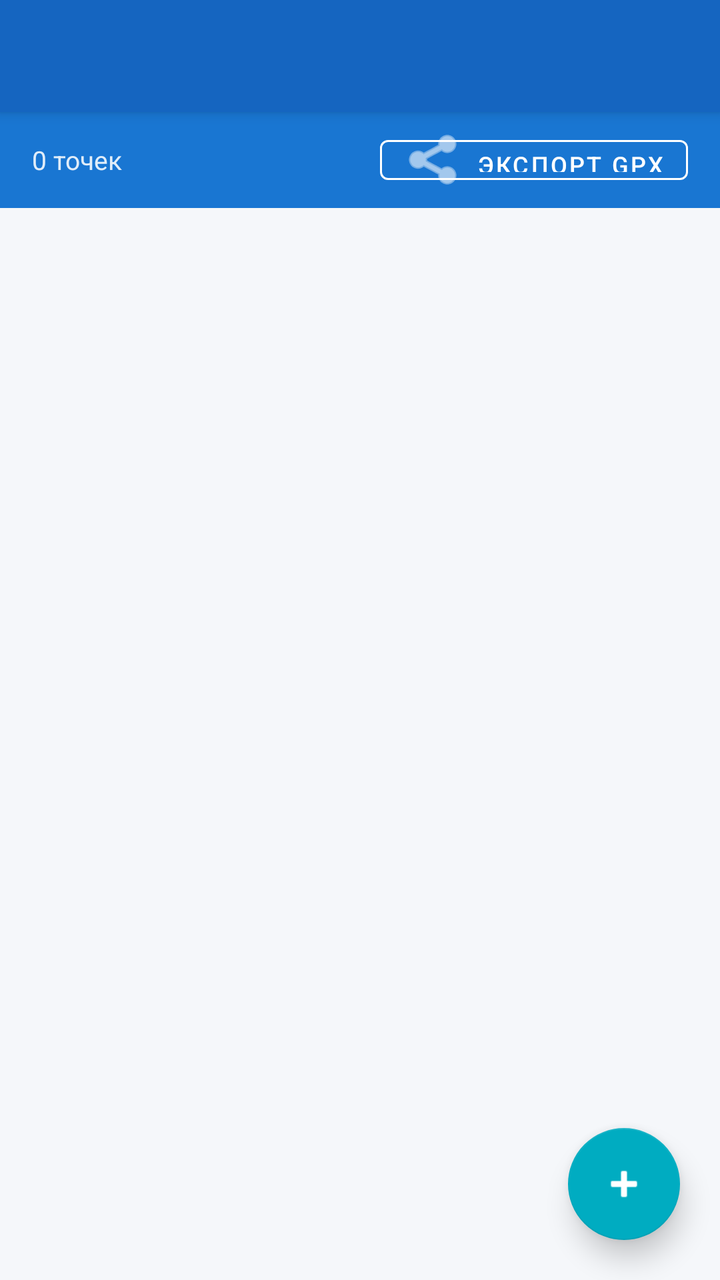
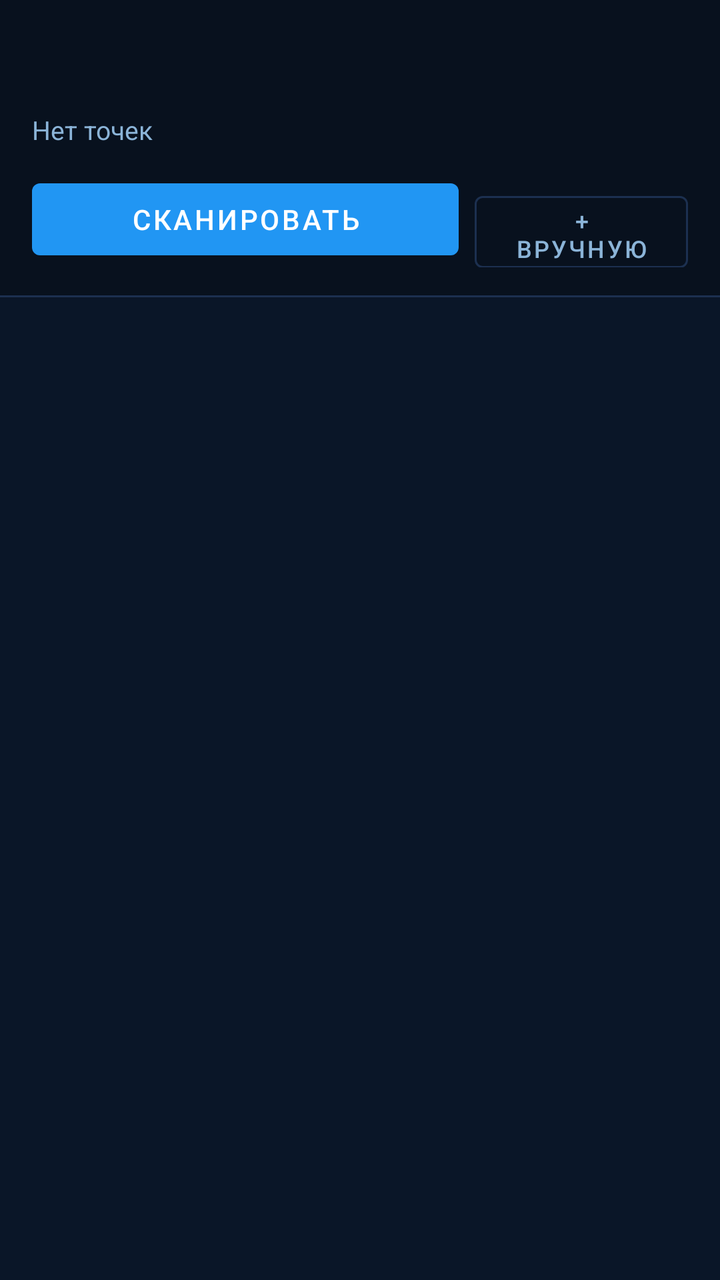

The first picture is an Android layout as it rendered before a commit; the second is the same layout after the commit. The layout source and the unified diff follow.
<!-- AndroidManifest.xml: application theme Theme.CoordScanner -->
<!-- res/layout/activity_main.xml -->
<?xml version="1.0" encoding="utf-8"?>
<androidx.coordinatorlayout.widget.CoordinatorLayout
    xmlns:android="http://schemas.android.com/apk/res/android"
    xmlns:app="http://schemas.android.com/apk/res-auto"
    android:layout_width="match_parent"
    android:layout_height="match_parent"
    android:background="@color/surface">

    <com.google.android.material.appbar.AppBarLayout
        android:layout_width="match_parent"
        android:layout_height="wrap_content"
        android:elevation="4dp">

        <androidx.appcompat.widget.Toolbar
            android:id="@+id/toolbar"
            android:layout_width="match_parent"
            android:layout_height="?attr/actionBarSize"
            android:background="@color/primary"
            android:paddingHorizontal="4dp"
            app:titleTextColor="@color/white"
            app:subtitleTextColor="#AAFFFFFF" />
    </com.google.android.material.appbar.AppBarLayout>

    <LinearLayout
        android:layout_width="match_parent"
        android:layout_height="match_parent"
        android:orientation="vertical"
        app:layout_behavior="@string/appbar_scrolling_view_behavior">

        
        <LinearLayout
            android:id="@+id/statsBar"
            android:layout_width="match_parent"
            android:layout_height="wrap_content"
            android:orientation="horizontal"
            android:background="@color/primary_variant"
            android:paddingHorizontal="16dp"
            android:paddingVertical="8dp"
            android:gravity="center_vertical">

            <TextView
                android:id="@+id/tvPointCount"
                android:layout_width="0dp"
                android:layout_height="wrap_content"
                android:layout_weight="1"
                android:text="0 точек"
                android:textColor="#DDFFFFFF"
                android:textSize="13sp" />

            <com.google.android.material.button.MaterialButton
                android:id="@+id/btnExportBar"
                style="@style/Widget.MaterialComponents.Button.OutlinedButton"
                android:layout_width="wrap_content"
                android:layout_height="32dp"
                android:text="Экспорт GPX"
                android:textColor="@color/white"
                android:textSize="12sp"
                android:paddingHorizontal="12dp"
                app:strokeColor="@color/white"
                app:iconTint="@color/white"
                app:icon="@android:drawable/ic_menu_share" />
        </LinearLayout>

        
        <FrameLayout
            android:layout_width="match_parent"
            android:layout_height="match_parent">

            <androidx.recyclerview.widget.RecyclerView
                android:id="@+id/recyclerView"
                android:layout_width="match_parent"
                android:layout_height="match_parent"
                android:paddingVertical="8dp"
                android:clipToPadding="false" />

            
            <LinearLayout
                android:id="@+id/emptyState"
                android:layout_width="wrap_content"
                android:layout_height="wrap_content"
                android:layout_gravity="center"
                android:orientation="vertical"
                android:gravity="center"
                android:visibility="gone">

                <TextView
                    android:layout_width="wrap_content"
                    android:layout_height="wrap_content"
                    android:text="📍"
                    android:textSize="48sp" />

                <TextView
                    android:layout_width="wrap_content"
                    android:layout_height="wrap_content"
                    android:text="Нет точек"
                    android:textAppearance="?attr/textAppearanceTitleMedium"
                    android:textColor="#9E9E9E"
                    android:layout_marginTop="8dp" />

                <TextView
                    android:layout_width="wrap_content"
                    android:layout_height="wrap_content"
                    android:text="Нажмите + чтобы добавить"
                    android:textAppearance="?attr/textAppearanceBodySmall"
                    android:textColor="#BDBDBD" />
            </LinearLayout>
        </FrameLayout>
    </LinearLayout>

    
    <com.google.android.material.floatingactionbutton.FloatingActionButton
        android:id="@+id/fab"
        android:layout_width="wrap_content"
        android:layout_height="wrap_content"
        android:layout_gravity="bottom|end"
        android:layout_margin="20dp"
        android:contentDescription="@string/add_point"
        app:backgroundTint="@color/secondary"
        app:tint="@color/white"
        app:srcCompat="@android:drawable/ic_input_add"
        app:elevation="8dp" />

</androidx.coordinatorlayout.widget.CoordinatorLayout>
<!-- resources referenced by this layout -->
<resources>
  <color name="primary">#1565C0</color>
  <color name="primary_variant">#1976D2</color>
  <color name="secondary">#00ACC1</color>
  <color name="surface">#F5F7FA</color>
  <color name="white">#FFFFFF</color>
  <string name="add_point">Добавить точку</string>
  <style name="Theme.CoordScanner" parent="Theme.MaterialComponents.DayNight.NoActionBar">
          <item name="colorPrimary">@color/primary</item>
          <item name="colorPrimaryVariant">@color/primary_dark</item>
          <item name="colorOnPrimary">@color/on_primary</item>
          <item name="colorSecondary">@color/secondary</item>
          <item name="colorSecondaryVariant">@color/secondary_variant</item>
          <item name="colorOnSecondary">@color/white</item>
          <item name="android:statusBarColor">@color/primary_dark</item>
          <item name="android:windowBackground">@color/surface</item>
          <item name="materialCardViewStyle">@style/CardStyle</item>
      </style>
  <color name="primary_dark">#0D47A1</color>
  <color name="on_primary">#FFFFFF</color>
  <color name="secondary_variant">#00838F</color>
  <style name="CardStyle" parent="Widget.MaterialComponents.CardView">
          <item name="cardElevation">3dp</item>
          <item name="cardCornerRadius">12dp</item>
          <item name="android:layout_marginBottom">4dp</item>
      </style>
</resources>

<!-- the commit's change to res/layout/activity_main.xml (unified diff, before → after) -->
@@ -4,64 +4,84 @@
     xmlns:app="http://schemas.android.com/apk/res-auto"
     android:layout_width="match_parent"
     android:layout_height="match_parent"
-    android:background="@color/surface">
+    android:background="@color/navy_bg">
 
     <com.google.android.material.appbar.AppBarLayout
         android:layout_width="match_parent"
         android:layout_height="wrap_content"
-        android:elevation="4dp">
+        android:background="@color/navy_deep"
+        app:elevation="0dp">
 
         <androidx.appcompat.widget.Toolbar
             android:id="@+id/toolbar"
             android:layout_width="match_parent"
             android:layout_height="?attr/actionBarSize"
-            android:background="@color/primary"
-            android:paddingHorizontal="4dp"
+            android:background="@color/navy_deep"
             app:titleTextColor="@color/white"
-            app:subtitleTextColor="#AAFFFFFF" />
+            app:subtitleTextColor="@color/text_secondary" />
+
+        
+        <LinearLayout
+            android:layout_width="match_parent"
+            android:layout_height="wrap_content"
+            android:orientation="vertical"
+            android:paddingHorizontal="16dp"
+            android:paddingBottom="14dp">
+
+            <TextView
+                android:id="@+id/tvPointCount"
+                android:layout_width="match_parent"
+                android:layout_height="wrap_content"
+                android:text="Нет точек"
+                android:textColor="@color/text_secondary"
+                android:textSize="13sp"
+                android:layout_marginBottom="12dp" />
+
+            <LinearLayout
+                android:layout_width="match_parent"
+                android:layout_height="wrap_content"
+                android:orientation="horizontal">
+
+                <com.google.android.material.button.MaterialButton
+                    android:id="@+id/btnScan"
+                    android:layout_width="0dp"
+                    android:layout_height="48dp"
+                    android:layout_weight="2"
+                    android:layout_marginEnd="8dp"
+                    android:text="Сканировать"
+                    android:textSize="14sp"
+                    android:fontFamily="sans-serif-medium"
+                    app:backgroundTint="@color/primary"
+                    app:iconTint="@color/white" />
+
+                <com.google.android.material.button.MaterialButton
+                    android:id="@+id/fab"
+                    style="@style/Widget.MaterialComponents.Button.OutlinedButton"
+                    android:layout_width="0dp"
+                    android:layout_height="48dp"
+                    android:layout_weight="1"
+                    android:text="+ Вручную"
+                    android:textColor="@color/text_secondary"
+                    android:textSize="12sp"
+                    app:strokeColor="@color/navy_stroke" />
+            </LinearLayout>
+        </LinearLayout>
+
+        
+        <View
+            android:layout_width="match_parent"
+            android:layout_height="1dp"
+            android:background="@color/navy_stroke" />
+
     </com.google.android.material.appbar.AppBarLayout>
 
+    
     <LinearLayout
         android:layout_width="match_parent"
         android:layout_height="match_parent"
         android:orientation="vertical"
         app:layout_behavior="@string/appbar_scrolling_view_behavior">
 
-        
-        <LinearLayout
-            android:id="@+id/statsBar"
-            android:layout_width="match_parent"
-            android:layout_height="wrap_content"
-            android:orientation="horizontal"
-            android:background="@color/primary_variant"
-            android:paddingHorizontal="16dp"
-            android:paddingVertical="8dp"
-            android:gravity="center_vertical">
-
-            <TextView
-                android:id="@+id/tvPointCount"
-                android:layout_width="0dp"
-                android:layout_height="wrap_content"
-                android:layout_weight="1"
-                android:text="0 точек"
-                android:textColor="#DDFFFFFF"
-                android:textSize="13sp" />
-
-            <com.google.android.material.button.MaterialButton
-                android:id="@+id/btnExportBar"
-                style="@style/Widget.MaterialComponents.Button.OutlinedButton"
-                android:layout_width="wrap_content"
-                android:layout_height="32dp"
-                android:text="Экспорт GPX"
-                android:textColor="@color/white"
-                android:textSize="12sp"
-                android:paddingHorizontal="12dp"
-                app:strokeColor="@color/white"
-                app:iconTint="@color/white"
-                app:icon="@android:drawable/ic_menu_share" />
-        </LinearLayout>
-
-        
         <FrameLayout
             android:layout_width="match_parent"
             android:layout_height="match_parent">
@@ -73,7 +93,6 @@
                 android:paddingVertical="8dp"
                 android:clipToPadding="false" />
 
-            
             <LinearLayout
                 android:id="@+id/emptyState"
                 android:layout_width="wrap_content"
@@ -86,38 +105,41 @@
                 <TextView
                     android:layout_width="wrap_content"
                     android:layout_height="wrap_content"
-                    android:text="📍"
-                    android:textSize="48sp" />
+                    android:text="📡"
+                    android:textSize="56sp" />
 
                 <TextView
                     android:layout_width="wrap_content"
                     android:layout_height="wrap_content"
-                    android:text="Нет точек"
-                    android:textAppearance="?attr/textAppearanceTitleMedium"
-                    android:textColor="#9E9E9E"
-                    android:layout_marginTop="8dp" />
+                    android:text="Точек нет"
+                    android:textColor="@color/text_secondary"
+                    android:textSize="18sp"
+                    android:fontFamily="sans-serif-medium"
+                    android:layout_marginTop="12dp" />
 
                 <TextView
                     android:layout_width="wrap_content"
                     android:layout_height="wrap_content"
-                    android:text="Нажмите + чтобы добавить"
-                    android:textAppearance="?attr/textAppearanceBodySmall"
-                    android:textColor="#BDBDBD" />
+                    android:text="Нажмите «Сканировать»"
+                    android:textColor="@color/text_hint"
+                    android:textSize="13sp"
+                    android:layout_marginTop="4dp" />
             </LinearLayout>
         </FrameLayout>
     </LinearLayout>
 
     
     <com.google.android.material.floatingactionbutton.FloatingActionButton
-        android:id="@+id/fab"
+        android:id="@+id/btnExportBar"
         android:layout_width="wrap_content"
         android:layout_height="wrap_content"
         android:layout_gravity="bottom|end"
         android:layout_margin="20dp"
-        android:contentDescription="@string/add_point"
-        app:backgroundTint="@color/secondary"
-        app:tint="@color/white"
-        app:srcCompat="@android:drawable/ic_input_add"
-        app:elevation="8dp" />
+        android:contentDescription="Экспорт GPX"
+        android:src="@android:drawable/ic_menu_share"
+        app:backgroundTint="@color/navy_surface"
+        app:tint="@color/text_secondary"
+        app:elevation="4dp"
+        android:visibility="gone" />
 
 </androidx.coordinatorlayout.widget.CoordinatorLayout>
<!-- resource entries referenced after the edit -->
@@ -1,29 +1,39 @@
 <!-- resources referenced by this layout -->
 <resources>
-  <color name="primary">#1565C0</color>
-  <color name="primary_variant">#1976D2</color>
-  <color name="secondary">#00ACC1</color>
-  <color name="surface">#F5F7FA</color>
+  <color name="navy_bg">#0A1628</color>
+  <color name="navy_deep">#08111E</color>
+  <color name="navy_stroke">#1C3050</color>
+  <color name="navy_surface">#0F1E30</color>
+  <color name="primary">#2196F3</color>
+  <color name="text_hint">#3A5070</color>
+  <color name="text_secondary">#8BB4D8</color>
   <color name="white">#FFFFFF</color>
-  <string name="add_point">Добавить точку</string>
   <style name="Theme.CoordScanner" parent="Theme.MaterialComponents.DayNight.NoActionBar">
           <item name="colorPrimary">@color/primary</item>
           <item name="colorPrimaryVariant">@color/primary_dark</item>
           <item name="colorOnPrimary">@color/on_primary</item>
-          <item name="colorSecondary">@color/secondary</item>
-          <item name="colorSecondaryVariant">@color/secondary_variant</item>
+          <item name="colorSecondary">@color/accent</item>
+          <item name="colorSecondaryVariant">@color/accent</item>
           <item name="colorOnSecondary">@color/white</item>
-          <item name="android:statusBarColor">@color/primary_dark</item>
-          <item name="android:windowBackground">@color/surface</item>
+          <item name="android:statusBarColor">@color/navy_deep</item>
+          <item name="android:navigationBarColor">@color/navy_deep</item>
+          <item name="android:windowBackground">@color/navy_bg</item>
           <item name="materialCardViewStyle">@style/CardStyle</item>
+          <item name="colorSurface">@color/navy_surface</item>
+          <item name="colorOnSurface">@color/text_primary</item>
       </style>
-  <color name="primary_dark">#0D47A1</color>
+  <color name="primary_dark">#1565C0</color>
   <color name="on_primary">#FFFFFF</color>
-  <color name="secondary_variant">#00838F</color>
+  <color name="accent">#00BCD4</color>
   <style name="CardStyle" parent="Widget.MaterialComponents.CardView">
-          <item name="cardElevation">3dp</item>
-          <item name="cardCornerRadius">12dp</item>
-          <item name="android:layout_marginBottom">4dp</item>
+          <item name="cardElevation">2dp</item>
+          <item name="cardCornerRadius">14dp</item>
+          <item name="android:layout_marginBottom">6dp</item>
+          <item name="cardBackgroundColor">@color/navy_card</item>
+          <item name="strokeColor">@color/navy_stroke</item>
+          <item name="strokeWidth">1dp</item>
       </style>
+  <color name="text_primary">#FFFFFF</color>
+  <color name="navy_card">#111E30</color>
 </resources>
 
